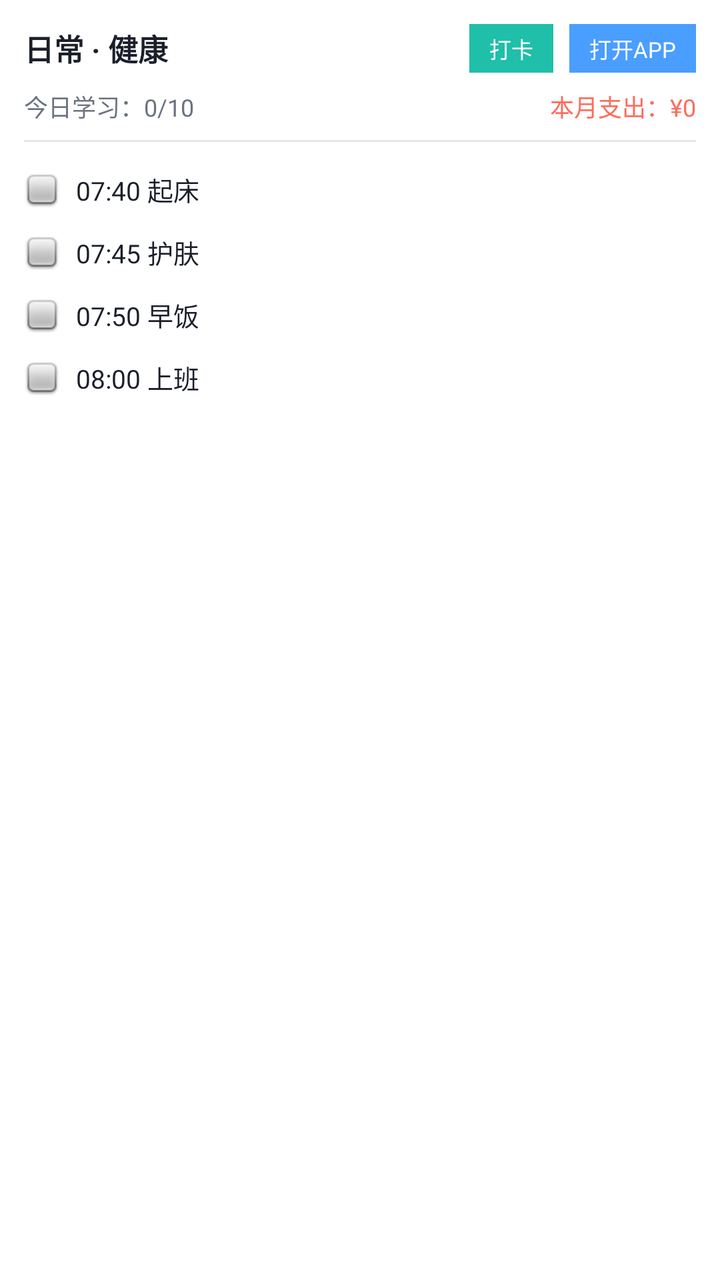
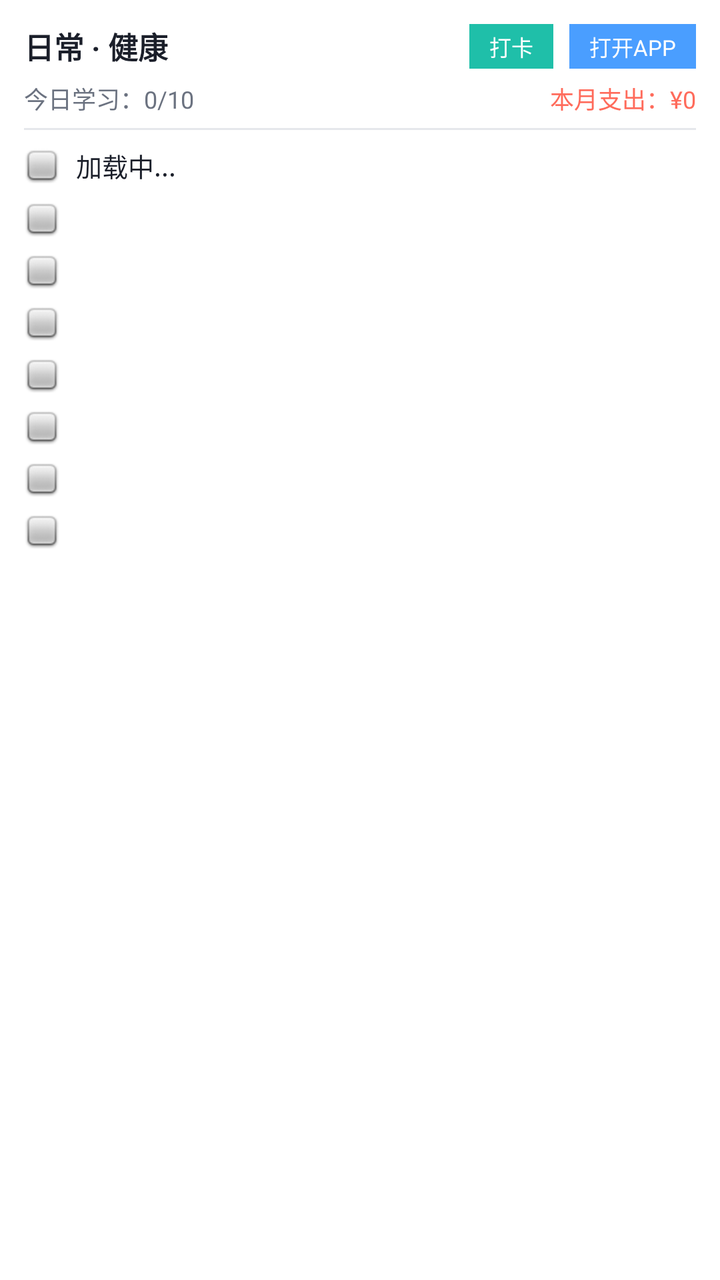

Two renders of the same Android screen: before a commit and after it. Below are the layout's source before the change and the commit's diff.
<!-- AndroidManifest.xml: application theme Theme.AppCompat.Light.NoActionBar -->
<!-- res/layout/widget_health_card.xml -->
<?xml version="1.0" encoding="utf-8"?>
<LinearLayout xmlns:android="http://schemas.android.com/apk/res/android"
    android:layout_width="match_parent"
    android:layout_height="match_parent"
    android:background="#FFFFFF"
    android:padding="12dp"
    android:orientation="vertical">

    
    <LinearLayout
        android:layout_width="match_parent"
        android:layout_height="wrap_content"
        android:orientation="horizontal"
        android:gravity="center_vertical">
        
        <TextView
            android:layout_width="0dp"
            android:layout_weight="1"
            android:layout_height="wrap_content"
            android:text="日常 · 健康"
            android:textColor="#1B1F2A"
            android:textSize="15sp"
            android:textStyle="bold" />

        <TextView
            android:id="@+id/widget_btn_checkin"
            android:layout_width="wrap_content"
            android:layout_height="wrap_content"
            android:text="打卡"
            android:background="#1FBFA9"
            android:paddingLeft="10dp"
            android:paddingRight="10dp"
            android:paddingTop="4dp"
            android:paddingBottom="4dp"
            android:textColor="#FFFFFF"
            android:textSize="11sp"
            android:layout_marginRight="8dp"/>
            
        <TextView
            android:id="@+id/widget_btn_open_app"
            android:layout_width="wrap_content"
            android:layout_height="wrap_content"
            android:text="打开APP"
            android:background="#4A9EFF"
            android:paddingLeft="10dp"
            android:paddingRight="10dp"
            android:paddingTop="4dp"
            android:paddingBottom="4dp"
            android:textColor="#FFFFFF"
            android:textSize="11sp" />
    </LinearLayout>

    
    <LinearLayout
        android:layout_width="match_parent"
        android:layout_height="wrap_content"
        android:orientation="horizontal"
        android:layout_marginTop="8dp">
        <TextView
            android:id="@+id/widget_progress"
            android:layout_width="0dp"
            android:layout_weight="1"
            android:layout_height="wrap_content"
            android:text="今日学习：0/10"
            android:textColor="#6b7280"
            android:textSize="12sp" />
        <TextView
            android:id="@+id/widget_expense"
            android:layout_width="wrap_content"
            android:layout_height="wrap_content"
            android:text="本月支出：¥0"
            android:textColor="#FF6B5B"
            android:textSize="12sp" />
    </LinearLayout>

    
    <TextView
        android:layout_width="match_parent"
        android:layout_height="1dp"
        android:background="#E5E7EB"
        android:layout_marginTop="8dp"
        android:layout_marginBottom="8dp" />

    
    <LinearLayout
        android:id="@+id/widget_item_1_layout"
        android:layout_width="match_parent"
        android:layout_height="wrap_content"
        android:orientation="horizontal"
        android:gravity="center_vertical"
        android:paddingTop="6dp"
        android:paddingBottom="6dp">
        <ImageView
            android:id="@+id/widget_item_1_check"
            android:layout_width="18dp"
            android:layout_height="18dp"
            android:src="@android:drawable/checkbox_off_background" />
        <TextView
            android:id="@+id/widget_item_1_text"
            android:layout_width="0dp"
            android:layout_weight="1"
            android:layout_height="wrap_content"
            android:layout_marginLeft="8dp"
            android:text="07:40 起床"
            android:textColor="#1B1F2A"
            android:textSize="13sp" />
    </LinearLayout>

    
    <LinearLayout
        android:id="@+id/widget_item_2_layout"
        android:layout_width="match_parent"
        android:layout_height="wrap_content"
        android:orientation="horizontal"
        android:gravity="center_vertical"
        android:paddingTop="6dp"
        android:paddingBottom="6dp">
        <ImageView
            android:id="@+id/widget_item_2_check"
            android:layout_width="18dp"
            android:layout_height="18dp"
            android:src="@android:drawable/checkbox_off_background" />
        <TextView
            android:id="@+id/widget_item_2_text"
            android:layout_width="0dp"
            android:layout_weight="1"
            android:layout_height="wrap_content"
            android:layout_marginLeft="8dp"
            android:text="07:45 护肤"
            android:textColor="#1B1F2A"
            android:textSize="13sp" />
    </LinearLayout>

    
    <LinearLayout
        android:id="@+id/widget_item_3_layout"
        android:layout_width="match_parent"
        android:layout_height="wrap_content"
        android:orientation="horizontal"
        android:gravity="center_vertical"
        android:paddingTop="6dp"
        android:paddingBottom="6dp">
        <ImageView
            android:id="@+id/widget_item_3_check"
            android:layout_width="18dp"
            android:layout_height="18dp"
            android:src="@android:drawable/checkbox_off_background" />
        <TextView
            android:id="@+id/widget_item_3_text"
            android:layout_width="0dp"
            android:layout_weight="1"
            android:layout_height="wrap_content"
            android:layout_marginLeft="8dp"
            android:text="07:50 早饭"
            android:textColor="#1B1F2A"
            android:textSize="13sp" />
    </LinearLayout>

    
    <LinearLayout
        android:id="@+id/widget_item_4_layout"
        android:layout_width="match_parent"
        android:layout_height="wrap_content"
        android:orientation="horizontal"
        android:gravity="center_vertical"
        android:paddingTop="6dp"
        android:paddingBottom="6dp">
        <ImageView
            android:id="@+id/widget_item_4_check"
            android:layout_width="18dp"
            android:layout_height="18dp"
            android:src="@android:drawable/checkbox_off_background" />
        <TextView
            android:id="@+id/widget_item_4_text"
            android:layout_width="0dp"
            android:layout_weight="1"
            android:layout_height="wrap_content"
            android:layout_marginLeft="8dp"
            android:text="08:00 上班"
            android:textColor="#1B1F2A"
            android:textSize="13sp" />
    </LinearLayout>
</LinearLayout>
<!-- resources referenced by this layout -->
<resources>

</resources>

<!-- the commit's change to res/layout/widget_health_card.xml (unified diff, before → after) -->
@@ -30,8 +30,8 @@
             android:background="#1FBFA9"
             android:paddingLeft="10dp"
             android:paddingRight="10dp"
-            android:paddingTop="4dp"
-            android:paddingBottom="4dp"
+            android:paddingTop="3dp"
+            android:paddingBottom="3dp"
             android:textColor="#FFFFFF"
             android:textSize="11sp"
             android:layout_marginRight="8dp"/>
@@ -44,18 +44,17 @@
             android:background="#4A9EFF"
             android:paddingLeft="10dp"
             android:paddingRight="10dp"
-            android:paddingTop="4dp"
-            android:paddingBottom="4dp"
+            android:paddingTop="3dp"
+            android:paddingBottom="3dp"
             android:textColor="#FFFFFF"
             android:textSize="11sp" />
     </LinearLayout>
 
-    
     <LinearLayout
         android:layout_width="match_parent"
         android:layout_height="wrap_content"
         android:orientation="horizontal"
-        android:layout_marginTop="8dp">
+        android:layout_marginTop="6dp">
         <TextView
             android:id="@+id/widget_progress"
             android:layout_width="0dp"
@@ -73,111 +72,51 @@
             android:textSize="12sp" />
     </LinearLayout>
 
-    
     <TextView
         android:layout_width="match_parent"
         android:layout_height="1dp"
         android:background="#E5E7EB"
-        android:layout_marginTop="8dp"
-        android:layout_marginBottom="8dp" />
+        android:layout_marginTop="6dp"
+        android:layout_marginBottom="4dp" />
 
     
-    <LinearLayout
-        android:id="@+id/widget_item_1_layout"
-        android:layout_width="match_parent"
-        android:layout_height="wrap_content"
-        android:orientation="horizontal"
-        android:gravity="center_vertical"
-        android:paddingTop="6dp"
-        android:paddingBottom="6dp">
-        <ImageView
-            android:id="@+id/widget_item_1_check"
-            android:layout_width="18dp"
-            android:layout_height="18dp"
-            android:src="@android:drawable/checkbox_off_background" />
-        <TextView
-            android:id="@+id/widget_item_1_text"
-            android:layout_width="0dp"
-            android:layout_weight="1"
-            android:layout_height="wrap_content"
-            android:layout_marginLeft="8dp"
-            android:text="07:40 起床"
-            android:textColor="#1B1F2A"
-            android:textSize="13sp" />
+    <LinearLayout android:id="@+id/widget_item_1_layout" android:layout_width="match_parent" android:layout_height="wrap_content" android:orientation="horizontal" android:gravity="center_vertical" android:paddingTop="4dp" android:paddingBottom="4dp">
+        <ImageView android:id="@+id/widget_item_1_check" android:layout_width="18dp" android:layout_height="18dp" android:src="@android:drawable/checkbox_off_background" />
+        <TextView android:id="@+id/widget_item_1_text" android:layout_width="0dp" android:layout_weight="1" android:layout_height="wrap_content" android:layout_marginLeft="8dp" android:text="加载中..." android:textColor="#1B1F2A" android:textSize="13sp" />
     </LinearLayout>
 
-    
-    <LinearLayout
-        android:id="@+id/widget_item_2_layout"
-        android:layout_width="match_parent"
-        android:layout_height="wrap_content"
-        android:orientation="horizontal"
-        android:gravity="center_vertical"
-        android:paddingTop="6dp"
-        android:paddingBottom="6dp">
-        <ImageView
-            android:id="@+id/widget_item_2_check"
-            android:layout_width="18dp"
-            android:layout_height="18dp"
-            android:src="@android:drawable/checkbox_off_background" />
-        <TextView
-            android:id="@+id/widget_item_2_text"
-            android:layout_width="0dp"
-            android:layout_weight="1"
-            android:layout_height="wrap_content"
-            android:layout_marginLeft="8dp"
-            android:text="07:45 护肤"
-            android:textColor="#1B1F2A"
-            android:textSize="13sp" />
+    <LinearLayout android:id="@+id/widget_item_2_layout" android:layout_width="match_parent" android:layout_height="wrap_content" android:orientation="horizontal" android:gravity="center_vertical" android:paddingTop="4dp" android:paddingBottom="4dp">
+        <ImageView android:id="@+id/widget_item_2_check" android:layout_width="18dp" android:layout_height="18dp" android:src="@android:drawable/checkbox_off_background" />
+        <TextView android:id="@+id/widget_item_2_text" android:layout_width="0dp" android:layout_weight="1" android:layout_height="wrap_content" android:layout_marginLeft="8dp" android:text="" android:textColor="#1B1F2A" android:textSize="13sp" />
     </LinearLayout>
 
-    
-    <LinearLayout
-        android:id="@+id/widget_item_3_layout"
-        android:layout_width="match_parent"
-        android:layout_height="wrap_content"
-        android:orientation="horizontal"
-        android:gravity="center_vertical"
-        android:paddingTop="6dp"
-        android:paddingBottom="6dp">
-        <ImageView
-            android:id="@+id/widget_item_3_check"
-            android:layout_width="18dp"
-            android:layout_height="18dp"
-            android:src="@android:drawable/checkbox_off_background" />
-        <TextView
-            android:id="@+id/widget_item_3_text"
-            android:layout_width="0dp"
-            android:layout_weight="1"
-            android:layout_height="wrap_content"
-            android:layout_marginLeft="8dp"
-            android:text="07:50 早饭"
-            android:textColor="#1B1F2A"
-            android:textSize="13sp" />
+    <LinearLayout android:id="@+id/widget_item_3_layout" android:layout_width="match_parent" android:layout_height="wrap_content" android:orientation="horizontal" android:gravity="center_vertical" android:paddingTop="4dp" android:paddingBottom="4dp">
+        <ImageView android:id="@+id/widget_item_3_check" android:layout_width="18dp" android:layout_height="18dp" android:src="@android:drawable/checkbox_off_background" />
+        <TextView android:id="@+id/widget_item_3_text" android:layout_width="0dp" android:layout_weight="1" android:layout_height="wrap_content" android:layout_marginLeft="8dp" android:text="" android:textColor="#1B1F2A" android:textSize="13sp" />
     </LinearLayout>
 
-    
-    <LinearLayout
-        android:id="@+id/widget_item_4_layout"
-        android:layout_width="match_parent"
-        android:layout_height="wrap_content"
-        android:orientation="horizontal"
-        android:gravity="center_vertical"
-        android:paddingTop="6dp"
-        android:paddingBottom="6dp">
-        <ImageView
-            android:id="@+id/widget_item_4_check"
-            android:layout_width="18dp"
-            android:layout_height="18dp"
-            android:src="@android:drawable/checkbox_off_background" />
-        <TextView
-            android:id="@+id/widget_item_4_text"
-            android:layout_width="0dp"
-            android:layout_weight="1"
-            android:layout_height="wrap_content"
-            android:layout_marginLeft="8dp"
-            android:text="08:00 上班"
-            android:textColor="#1B1F2A"
-            android:textSize="13sp" />
+    <LinearLayout android:id="@+id/widget_item_4_layout" android:layout_width="match_parent" android:layout_height="wrap_content" android:orientation="horizontal" android:gravity="center_vertical" android:paddingTop="4dp" android:paddingBottom="4dp">
+        <ImageView android:id="@+id/widget_item_4_check" android:layout_width="18dp" android:layout_height="18dp" android:src="@android:drawable/checkbox_off_background" />
+        <TextView android:id="@+id/widget_item_4_text" android:layout_width="0dp" android:layout_weight="1" android:layout_height="wrap_content" android:layout_marginLeft="8dp" android:text="" android:textColor="#1B1F2A" android:textSize="13sp" />
+    </LinearLayout>
+
+    <LinearLayout android:id="@+id/widget_item_5_layout" android:layout_width="match_parent" android:layout_height="wrap_content" android:orientation="horizontal" android:gravity="center_vertical" android:paddingTop="4dp" android:paddingBottom="4dp">
+        <ImageView android:id="@+id/widget_item_5_check" android:layout_width="18dp" android:layout_height="18dp" android:src="@android:drawable/checkbox_off_background" />
+        <TextView android:id="@+id/widget_item_5_text" android:layout_width="0dp" android:layout_weight="1" android:layout_height="wrap_content" android:layout_marginLeft="8dp" android:text="" android:textColor="#1B1F2A" android:textSize="13sp" />
+    </LinearLayout>
+
+    <LinearLayout android:id="@+id/widget_item_6_layout" android:layout_width="match_parent" android:layout_height="wrap_content" android:orientation="horizontal" android:gravity="center_vertical" android:paddingTop="4dp" android:paddingBottom="4dp">
+        <ImageView android:id="@+id/widget_item_6_check" android:layout_width="18dp" android:layout_height="18dp" android:src="@android:drawable/checkbox_off_background" />
+        <TextView android:id="@+id/widget_item_6_text" android:layout_width="0dp" android:layout_weight="1" android:layout_height="wrap_content" android:layout_marginLeft="8dp" android:text="" android:textColor="#1B1F2A" android:textSize="13sp" />
+    </LinearLayout>
+
+    <LinearLayout android:id="@+id/widget_item_7_layout" android:layout_width="match_parent" android:layout_height="wrap_content" android:orientation="horizontal" android:gravity="center_vertical" android:paddingTop="4dp" android:paddingBottom="4dp">
+        <ImageView android:id="@+id/widget_item_7_check" android:layout_width="18dp" android:layout_height="18dp" android:src="@android:drawable/checkbox_off_background" />
+        <TextView android:id="@+id/widget_item_7_text" android:layout_width="0dp" android:layout_weight="1" android:layout_height="wrap_content" android:layout_marginLeft="8dp" android:text="" android:textColor="#1B1F2A" android:textSize="13sp" />
+    </LinearLayout>
+
+    <LinearLayout android:id="@+id/widget_item_8_layout" android:layout_width="match_parent" android:layout_height="wrap_content" android:orientation="horizontal" android:gravity="center_vertical" android:paddingTop="4dp" android:paddingBottom="4dp">
+        <ImageView android:id="@+id/widget_item_8_check" android:layout_width="18dp" android:layout_height="18dp" android:src="@android:drawable/checkbox_off_background" />
+        <TextView android:id="@+id/widget_item_8_text" android:layout_width="0dp" android:layout_weight="1" android:layout_height="wrap_content" android:layout_marginLeft="8dp" android:text="" android:textColor="#1B1F2A" android:textSize="13sp" />
     </LinearLayout>
 </LinearLayout>
